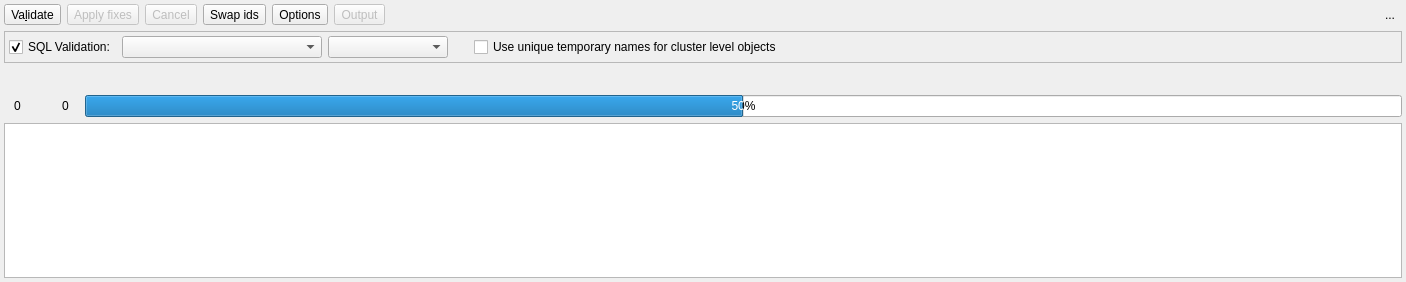
First picture: the form in libs/libgui/ui/tools/modelvalidationwidget.ui, repository pgmodeler/pgmodeler, before the edit.
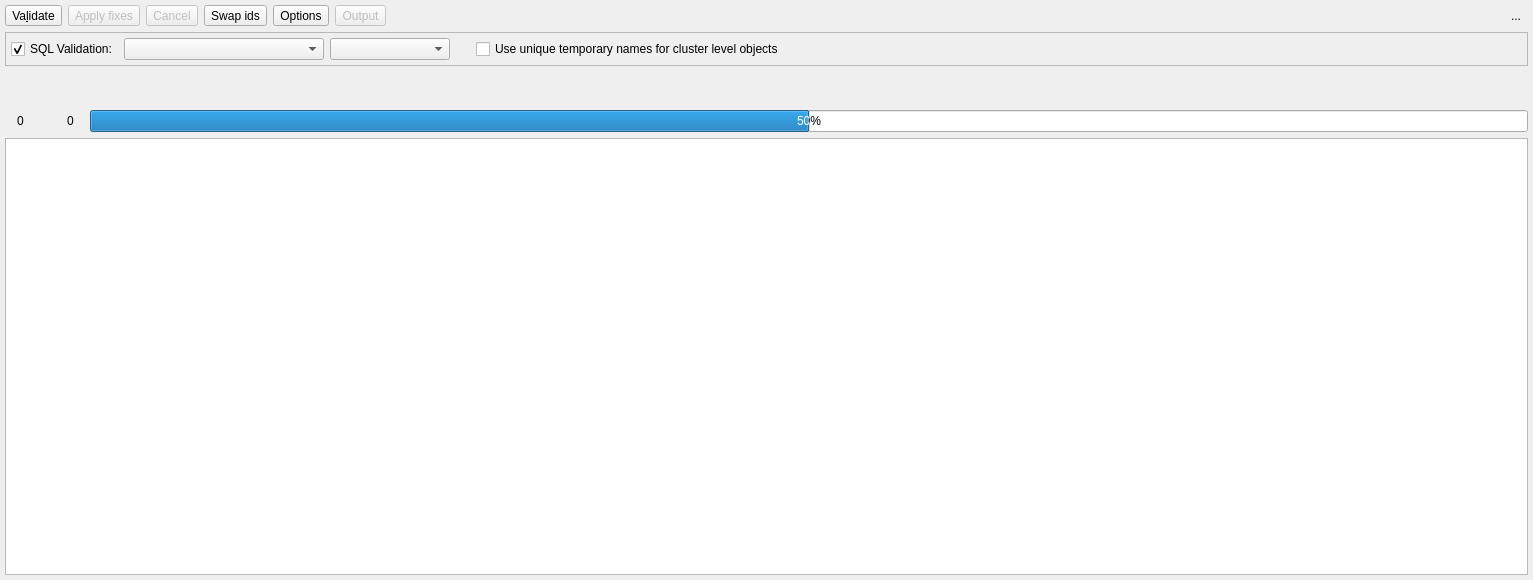
Second picture: the form after the edit. Icons and pictures are not drawn.

Commit message: Several layout margins/spacing adjustment in ui files

Patch:
```diff
--- a/libs/libgui/ui/tools/modelvalidationwidget.ui
+++ b/libs/libgui/ui/tools/modelvalidationwidget.ui
@@ -6,8 +6,8 @@
    <rect>
     <x>0</x>
     <y>0</y>
-    <width>1406</width>
-    <height>282</height>
+    <width>1533</width>
+    <height>580</height>
    </rect>
   </property>
   <property name="sizePolicy">
@@ -31,20 +31,164 @@
   <property name="windowTitle">
    <string>Form</string>
   </property>
-  <layout class="QGridLayout" name="gridLayout">
+  <layout class="QVBoxLayout" name="verticalLayout">
    <property name="leftMargin">
-    <number>4</number>
+    <number>5</number>
    </property>
    <property name="topMargin">
-    <number>4</number>
+    <number>5</number>
    </property>
    <property name="rightMargin">
-    <number>4</number>
+    <number>5</number>
    </property>
    <property name="bottomMargin">
-    <number>4</number>
+    <number>5</number>
    </property>
-   <item row="0" column="4">
+   <item>
+    <layout class="QHBoxLayout" name="horizontalLayout_4">
+     <item>
+      <layout class="QHBoxLayout" name="horizontalLayout_3">
+       <item>
+        <widget class="QToolButton" name="validate_btn">
+         <property name="sizePolicy">
+          <sizepolicy hsizetype="Preferred" vsizetype="Preferred">
+           <horstretch>0</horstretch>
+           <verstretch>0</verstretch>
+          </sizepolicy>
+         </property>
+         <property name="text">
+          <string>Va&amp;lidate</string>
+         </property>
+         <property name="icon">
+          <iconset resource="../../res/resources.qrc">
+           <normaloff>:/icons/icons/validation.png</normaloff>:/icons/icons/validation.png</iconset>
+         </property>
+         <property name="iconSize">
+          <size>
+           <width>32</width>
+           <height>32</height>
+          </size>
+         </property>
+         <property name="toolButtonStyle">
+          <enum>Qt::ToolButtonTextBesideIcon</enum>
+         </property>
+         <property name="autoRaise">
+          <bool>false</bool>
+         </property>
+        </widget>
+       </item>
+       <item>
+        <widget class="QToolButton" name="fix_btn">
+         <property name="enabled">
+          <bool>false</bool>
+         </property>
+         <property name="sizePolicy">
+          <sizepolicy hsizetype="Preferred" vsizetype="Preferred">
+           <horstretch>0</horstretch>
+           <verstretch>0</verstretch>
+          </sizepolicy>
+         </property>
+         <property name="toolTip">
+          <string>Try to resolve the reported issues.</string>
+         </property>
+         <property name="text">
+          <string>Apply fixes</string>
+         </property>
+         <property name="icon">
+          <iconset resource="../../res/resources.qrc">
+           <normaloff>:/icons/icons/fixobject.png</normaloff>:/icons/icons/fixobject.png</iconset>
+         </property>
+         <property name="iconSize">
+          <size>
+           <width>32</width>
+           <height>32</height>
+          </size>
+         </property>
+         <property name="shortcut">
+          <string>Ctrl+S</string>
+         </property>
+         <property name="toolButtonStyle">
+          <enum>Qt::ToolButtonTextBesideIcon</enum>
+         </property>
+         <property name="autoRaise">
+          <bool>false</bool>
+         </property>
+         <property name="arrowType">
+          <enum>Qt::NoArrow</enum>
+         </property>
+        </widget>
+       </item>
+       <item>
+        <widget class="QToolButton" name="cancel_btn">
+         <property name="enabled">
+          <bool>false</bool>
+         </property>
+         <property name="sizePolicy">
+          <sizepolicy hsizetype="Preferred" vsizetype="Preferred">
+           <horstretch>0</horstretch>
+           <verstretch>0</verstretch>
+          </sizepolicy>
+         </property>
+         <property name="toolTip">
+          <string>Cancel the SQL validation in progress.</string>
+         </property>
+         <property name="text">
+          <string>Cancel</string>
+         </property>
+         <property name="icon">
+          <iconset resource="../../res/resources.qrc">
+           <normaloff>:/icons/icons/cancel.png</normaloff>:/icons/icons/cancel.png</iconset>
+         </property>
+         <property name="iconSize">
+          <size>
+           <width>32</width>
+           <height>32</height>
+          </size>
+         </property>
+         <property name="shortcut">
+          <string>Esc</string>
+         </property>
+         <property name="toolButtonStyle">
+          <enum>Qt::ToolButtonTextBesideIcon</enum>
+         </property>
+         <property name="autoRaise">
+          <bool>false</bool>
+         </property>
+        </widget>
+       </item>
+       <item>
+        <widget class="QToolButton" name="swap_ids_btn">
+         <property name="sizePolicy">
+          <sizepolicy hsizetype="Preferred" vsizetype="Preferred">
+           <horstretch>0</horstretch>
+           <verstretch>0</verstretch>
+          </sizepolicy>
+         </property>
+         <property name="toolTip">
+          <string>Change the creation order for two objects by swapping their ids</string>
+         </property>
+         <property name="text">
+          <string>Swap ids</string>
+         </property>
+         <property name="icon">
+          <iconset resource="../../res/resources.qrc">
+           <normaloff>:/icons/icons/swapobjs.png</normaloff>:/icons/icons/swapobjs.png</iconset>
+         </property>
+         <property name="iconSize">
+          <size>
+           <width>32</width>
+           <height>32</height>
+          </size>
+         </property>
+         <property name="toolButtonStyle">
+          <enum>Qt::ToolButtonTextBesideIcon</enum>
+         </property>
+         <property name="autoRaise">
+          <bool>false</bool>
+         </property>
+        </widget>
+       </item>
+       <item>
     <widget class="QToolButton" name="options_btn">
      <property name="enabled">
       <bool>true</bool>
@@ -82,13 +226,13 @@
      </property>
     </widget>
    </item>
-   <item row="0" column="5" colspan="2">
+       <item>
     <widget class="QToolButton" name="output_btn">
      <property name="enabled">
       <bool>false</bool>
      </property>
      <property name="sizePolicy">
-      <sizepolicy hsizetype="Preferred" vsizetype="Preferred">
+          <sizepolicy hsizetype="Fixed" vsizetype="Preferred">
        <horstretch>0</horstretch>
        <verstretch>0</verstretch>
       </sizepolicy>
@@ -123,7 +267,9 @@
      </property>
     </widget>
    </item>
-   <item row="0" column="7">
+      </layout>
+     </item>
+     <item>
     <spacer name="horizontalSpacer">
      <property name="orientation">
       <enum>Qt::Horizontal</enum>
@@ -136,43 +282,7 @@
      </property>
     </spacer>
    </item>
-   <item row="3" column="0" colspan="13">
-    <widget class="QTreeWidget" name="output_trw">
-     <property name="editTriggers">
-      <set>QAbstractItemView::DoubleClicked|QAbstractItemView::EditKeyPressed</set>
-     </property>
-     <property name="alternatingRowColors">
-      <bool>true</bool>
-     </property>
-     <property name="selectionMode">
-      <enum>QAbstractItemView::SingleSelection</enum>
-     </property>
-     <property name="selectionBehavior">
-      <enum>QAbstractItemView::SelectRows</enum>
-     </property>
-     <property name="iconSize">
-      <size>
-       <width>28</width>
-       <height>28</height>
-      </size>
-     </property>
-     <property name="indentation">
-      <number>20</number>
-     </property>
-     <property name="uniformRowHeights">
-      <bool>true</bool>
-     </property>
-     <attribute name="headerVisible">
-      <bool>false</bool>
-     </attribute>
-     <column>
-      <property name="text">
-       <string/>
-      </property>
-     </column>
-    </widget>
-   </item>
-   <item row="0" column="12">
+     <item>
     <widget class="QToolButton" name="hide_tb">
      <property name="toolTip">
       <string>Hide this widget</string>
@@ -195,224 +305,9 @@
      </property>
     </widget>
    </item>
-   <item row="2" column="0" colspan="13">
-    <widget class="QWidget" name="prog_info_wgt" native="true">
-     <property name="minimumSize">
-      <size>
-       <width>0</width>
-       <height>0</height>
-      </size>
-     </property>
-     <layout class="QGridLayout" name="gridLayout_3">
-      <property name="leftMargin">
-       <number>0</number>
-      </property>
-      <property name="topMargin">
-       <number>0</number>
-      </property>
-      <property name="rightMargin">
-       <number>0</number>
-      </property>
-      <property name="bottomMargin">
-       <number>0</number>
-      </property>
-      <item row="1" column="0">
-       <layout class="QHBoxLayout" name="horizontalLayout_2">
-        <property name="spacing">
-         <number>3</number>
-        </property>
-        <property name="rightMargin">
-         <number>10</number>
-        </property>
-        <item>
-         <widget class="QLabel" name="warn_lbl">
-          <property name="sizePolicy">
-           <sizepolicy hsizetype="Fixed" vsizetype="Fixed">
-            <horstretch>0</horstretch>
-            <verstretch>0</verstretch>
-           </sizepolicy>
-          </property>
-          <property name="maximumSize">
-           <size>
-            <width>32</width>
-            <height>32</height>
-           </size>
-          </property>
-          <property name="toolTip">
-           <string>Warnings: does not prevents model to be saved.</string>
-          </property>
-          <property name="text">
-           <string/>
-          </property>
-          <property name="textFormat">
-           <enum>Qt::AutoText</enum>
-          </property>
-          <property name="pixmap">
-           <pixmap resource="../../res/resources.qrc">:/icons/icons/alert.png</pixmap>
-          </property>
-          <property name="scaledContents">
-           <bool>true</bool>
-          </property>
-         </widget>
-        </item>
-        <item>
-         <widget class="QLabel" name="warn_count_lbl">
-          <property name="sizePolicy">
-           <sizepolicy hsizetype="Preferred" vsizetype="Fixed">
-            <horstretch>0</horstretch>
-            <verstretch>0</verstretch>
-           </sizepolicy>
-          </property>
-          <property name="text">
-           <string>0</string>
-          </property>
-          <property name="indent">
-           <number>0</number>
-          </property>
-         </widget>
-        </item>
-       </layout>
-      </item>
-      <item row="1" column="2">
-       <widget class="QProgressBar" name="validation_prog_pb">
-        <property name="sizePolicy">
-         <sizepolicy hsizetype="Expanding" vsizetype="Fixed">
-          <horstretch>0</horstretch>
-          <verstretch>0</verstretch>
-         </sizepolicy>
-        </property>
-        <property name="minimumSize">
-         <size>
-          <width>0</width>
-          <height>0</height>
-         </size>
-        </property>
-        <property name="value">
-         <number>50</number>
-        </property>
-        <property name="invertedAppearance">
-         <bool>false</bool>
-        </property>
-       </widget>
-      </item>
-      <item row="1" column="1">
-       <layout class="QHBoxLayout" name="horizontalLayout">
-        <property name="spacing">
-         <number>3</number>
-        </property>
-        <property name="rightMargin">
-         <number>10</number>
-        </property>
+    </layout>
+   </item>
         <item>
-         <widget class="QLabel" name="error_lbl">
-          <property name="sizePolicy">
-           <sizepolicy hsizetype="Fixed" vsizetype="Fixed">
-            <horstretch>0</horstretch>
-            <verstretch>0</verstretch>
-           </sizepolicy>
-          </property>
-          <property name="minimumSize">
-           <size>
-            <width>22</width>
-            <height>22</height>
-           </size>
-          </property>
-          <property name="maximumSize">
-           <size>
-            <width>32</width>
-            <height>32</height>
-           </size>
-          </property>
-          <property name="toolTip">
-           <string>Errors: model will not be saved while there are validation errors.</string>
-          </property>
-          <property name="text">
-           <string/>
-          </property>
-          <property name="pixmap">
-           <pixmap resource="../../res/resources.qrc">:/icons/icons/error.png</pixmap>
-          </property>
-          <property name="scaledContents">
-           <bool>true</bool>
-          </property>
-          <property name="indent">
-           <number>0</number>
-          </property>
-         </widget>
-        </item>
-        <item>
-         <widget class="QLabel" name="error_count_lbl">
-          <property name="sizePolicy">
-           <sizepolicy hsizetype="Preferred" vsizetype="Fixed">
-            <horstretch>0</horstretch>
-            <verstretch>0</verstretch>
-           </sizepolicy>
-          </property>
-          <property name="toolTip">
-           <string/>
-          </property>
-          <property name="text">
-           <string>0</string>
-          </property>
-          <property name="indent">
-           <number>0</number>
-          </property>
-         </widget>
-        </item>
-       </layout>
-      </item>
-      <item row="0" column="0" colspan="3">
-       <layout class="QHBoxLayout" name="horizontalLayout_5">
-        <item>
-         <widget class="QLabel" name="ico_lbl">
-          <property name="sizePolicy">
-           <sizepolicy hsizetype="Fixed" vsizetype="Fixed">
-            <horstretch>0</horstretch>
-            <verstretch>0</verstretch>
-           </sizepolicy>
-          </property>
-          <property name="minimumSize">
-           <size>
-            <width>20</width>
-            <height>20</height>
-           </size>
-          </property>
-          <property name="maximumSize">
-           <size>
-            <width>20</width>
-            <height>20</height>
-           </size>
-          </property>
-          <property name="text">
-           <string/>
-          </property>
-          <property name="scaledContents">
-           <bool>true</bool>
-          </property>
-         </widget>
-        </item>
-        <item>
-         <widget class="QLabel" name="object_lbl">
-          <property name="sizePolicy">
-           <sizepolicy hsizetype="Expanding" vsizetype="Fixed">
-            <horstretch>0</horstretch>
-            <verstretch>0</verstretch>
-           </sizepolicy>
-          </property>
-          <property name="text">
-           <string/>
-          </property>
-          <property name="indent">
-           <number>5</number>
-          </property>
-         </widget>
-        </item>
-       </layout>
-      </item>
-     </layout>
-    </widget>
-   </item>
-   <item row="1" column="0" colspan="13">
     <widget class="QFrame" name="options_frm">
      <property name="sizePolicy">
       <sizepolicy hsizetype="Preferred" vsizetype="Preferred">
@@ -434,16 +329,16 @@
      </property>
      <layout class="QGridLayout" name="gridLayout_2">
       <property name="leftMargin">
-       <number>4</number>
+       <number>5</number>
       </property>
       <property name="topMargin">
-       <number>4</number>
+       <number>5</number>
       </property>
       <property name="rightMargin">
-       <number>4</number>
+       <number>5</number>
       </property>
       <property name="bottomMargin">
-       <number>4</number>
+       <number>5</number>
       </property>
       <item row="0" column="5">
        <widget class="QCheckBox" name="use_tmp_names_chk">
@@ -586,144 +481,257 @@
      </layout>
     </widget>
    </item>
-   <item row="0" column="3">
-    <widget class="QToolButton" name="swap_ids_btn">
+   <item>
+    <widget class="QWidget" name="prog_info_wgt" native="true">
+     <property name="minimumSize">
+      <size>
+       <width>0</width>
+       <height>0</height>
+      </size>
+     </property>
+     <layout class="QGridLayout" name="gridLayout_3">
+      <property name="leftMargin">
+       <number>0</number>
+      </property>
+      <property name="topMargin">
+       <number>0</number>
+      </property>
+      <property name="rightMargin">
+       <number>0</number>
+      </property>
+      <property name="bottomMargin">
+       <number>0</number>
+      </property>
+      <item row="1" column="0">
+       <layout class="QHBoxLayout" name="horizontalLayout_2">
+        <property name="spacing">
+         <number>5</number>
+        </property>
+        <property name="rightMargin">
+         <number>10</number>
+        </property>
+        <item>
+         <widget class="QLabel" name="warn_lbl">
      <property name="sizePolicy">
-      <sizepolicy hsizetype="Preferred" vsizetype="Preferred">
+           <sizepolicy hsizetype="Fixed" vsizetype="Fixed">
        <horstretch>0</horstretch>
        <verstretch>0</verstretch>
       </sizepolicy>
      </property>
+          <property name="maximumSize">
+           <size>
+            <width>32</width>
+            <height>32</height>
+           </size>
+          </property>
      <property name="toolTip">
-      <string>Change the creation order for two objects by swapping their ids</string>
+           <string>Warnings: does not prevents model to be saved.</string>
      </property>
      <property name="text">
-      <string>Swap ids</string>
-     </property>
-     <property name="icon">
-      <iconset resource="../../res/resources.qrc">
-       <normaloff>:/icons/icons/swapobjs.png</normaloff>:/icons/icons/swapobjs.png</iconset>
-     </property>
-     <property name="iconSize">
+           <string/>
+          </property>
+          <property name="textFormat">
+           <enum>Qt::AutoText</enum>
+          </property>
+          <property name="pixmap">
+           <pixmap resource="../../res/resources.qrc">:/icons/icons/alert.png</pixmap>
+          </property>
+          <property name="scaledContents">
+           <bool>true</bool>
+          </property>
+         </widget>
+        </item>
+        <item>
+         <widget class="QLabel" name="warn_count_lbl">
+          <property name="sizePolicy">
+           <sizepolicy hsizetype="Preferred" vsizetype="Fixed">
+            <horstretch>0</horstretch>
+            <verstretch>0</verstretch>
+           </sizepolicy>
+          </property>
+          <property name="text">
+           <string>0</string>
+          </property>
+          <property name="indent">
+           <number>0</number>
+          </property>
+         </widget>
+        </item>
+       </layout>
+      </item>
+      <item row="1" column="2">
+       <widget class="QProgressBar" name="validation_prog_pb">
+        <property name="sizePolicy">
+         <sizepolicy hsizetype="Expanding" vsizetype="Fixed">
+          <horstretch>0</horstretch>
+          <verstretch>0</verstretch>
+         </sizepolicy>
+        </property>
+        <property name="minimumSize">
       <size>
-       <width>32</width>
-       <height>32</height>
-      </size>
-     </property>
-     <property name="toolButtonStyle">
-      <enum>Qt::ToolButtonTextBesideIcon</enum>
-     </property>
-     <property name="autoRaise">
+          <width>0</width>
+          <height>0</height>
+         </size>
+        </property>
+        <property name="value">
+         <number>50</number>
+        </property>
+        <property name="invertedAppearance">
       <bool>false</bool>
      </property>
     </widget>
    </item>
-   <item row="0" column="0">
-    <widget class="QToolButton" name="validate_btn">
+      <item row="1" column="1">
+       <layout class="QHBoxLayout" name="horizontalLayout">
+        <property name="spacing">
+         <number>5</number>
+        </property>
+        <property name="rightMargin">
+         <number>10</number>
+        </property>
+        <item>
+         <widget class="QLabel" name="error_lbl">
      <property name="sizePolicy">
-      <sizepolicy hsizetype="Preferred" vsizetype="Preferred">
+           <sizepolicy hsizetype="Fixed" vsizetype="Fixed">
        <horstretch>0</horstretch>
        <verstretch>0</verstretch>
       </sizepolicy>
      </property>
-     <property name="text">
-      <string>Va&amp;lidate</string>
-     </property>
-     <property name="icon">
-      <iconset resource="../../res/resources.qrc">
-       <normaloff>:/icons/icons/validation.png</normaloff>:/icons/icons/validation.png</iconset>
-     </property>
-     <property name="iconSize">
+          <property name="minimumSize">
+           <size>
+            <width>22</width>
+            <height>22</height>
+           </size>
+          </property>
+          <property name="maximumSize">
       <size>
        <width>32</width>
        <height>32</height>
       </size>
      </property>
-     <property name="toolButtonStyle">
-      <enum>Qt::ToolButtonTextBesideIcon</enum>
-     </property>
-     <property name="autoRaise">
-      <bool>false</bool>
-     </property>
-    </widget>
-   </item>
-   <item row="0" column="2">
-    <widget class="QToolButton" name="cancel_btn">
-     <property name="enabled">
-      <bool>false</bool>
-     </property>
+          <property name="toolTip">
+           <string>Errors: model will not be saved while there are validation errors.</string>
+          </property>
+          <property name="text">
+           <string/>
+          </property>
+          <property name="pixmap">
+           <pixmap resource="../../res/resources.qrc">:/icons/icons/error.png</pixmap>
+          </property>
+          <property name="scaledContents">
+           <bool>true</bool>
+          </property>
+          <property name="indent">
+           <number>0</number>
+          </property>
+         </widget>
+        </item>
+        <item>
+         <widget class="QLabel" name="error_count_lbl">
      <property name="sizePolicy">
-      <sizepolicy hsizetype="Preferred" vsizetype="Preferred">
+           <sizepolicy hsizetype="Preferred" vsizetype="Fixed">
        <horstretch>0</horstretch>
        <verstretch>0</verstretch>
       </sizepolicy>
      </property>
      <property name="toolTip">
-      <string>Cancel the SQL validation in progress.</string>
+           <string/>
      </property>
      <property name="text">
-      <string>Cancel</string>
-     </property>
-     <property name="icon">
-      <iconset resource="../../res/resources.qrc">
-       <normaloff>:/icons/icons/error.png</normaloff>:/icons/icons/error.png</iconset>
-     </property>
-     <property name="iconSize">
+           <string>0</string>
+          </property>
+          <property name="indent">
+           <number>0</number>
+          </property>
+         </widget>
+        </item>
+       </layout>
+      </item>
+      <item row="0" column="0" colspan="3">
+       <layout class="QHBoxLayout" name="horizontalLayout_5">
+        <item>
+         <widget class="QLabel" name="ico_lbl">
+          <property name="sizePolicy">
+           <sizepolicy hsizetype="Fixed" vsizetype="Fixed">
+            <horstretch>0</horstretch>
+            <verstretch>0</verstretch>
+           </sizepolicy>
+          </property>
+          <property name="minimumSize">
       <size>
        <width>32</width>
        <height>32</height>
       </size>
      </property>
-     <property name="shortcut">
-      <string>Esc</string>
-     </property>
-     <property name="toolButtonStyle">
-      <enum>Qt::ToolButtonTextBesideIcon</enum>
-     </property>
-     <property name="autoRaise">
-      <bool>false</bool>
+          <property name="maximumSize">
+           <size>
+            <width>32</width>
+            <height>32</height>
+           </size>
+          </property>
+          <property name="text">
+           <string/>
+          </property>
+          <property name="scaledContents">
+           <bool>true</bool>
      </property>
     </widget>
    </item>
-   <item row="0" column="1">
-    <widget class="QToolButton" name="fix_btn">
-     <property name="enabled">
-      <bool>false</bool>
-     </property>
+        <item>
+         <widget class="QLabel" name="object_lbl">
      <property name="sizePolicy">
-      <sizepolicy hsizetype="Preferred" vsizetype="Preferred">
+           <sizepolicy hsizetype="Expanding" vsizetype="Fixed">
        <horstretch>0</horstretch>
        <verstretch>0</verstretch>
       </sizepolicy>
      </property>
-     <property name="toolTip">
-      <string>Try to resolve the reported issues.</string>
-     </property>
      <property name="text">
-      <string>Apply fixes</string>
-     </property>
-     <property name="icon">
-      <iconset resource="../../res/resources.qrc">
-       <normaloff>:/icons/icons/fixobject.png</normaloff>:/icons/icons/fixobject.png</iconset>
-     </property>
+           <string/>
+          </property>
+          <property name="indent">
+           <number>5</number>
+          </property>
+         </widget>
+        </item>
+       </layout>
+      </item>
+     </layout>
+    </widget>
+   </item>
+   <item>
+    <widget class="QTreeWidget" name="output_trw">
+     <property name="editTriggers">
+      <set>QAbstractItemView::DoubleClicked|QAbstractItemView::EditKeyPressed</set>
+     </property>
+     <property name="alternatingRowColors">
+      <bool>true</bool>
+     </property>
+     <property name="selectionMode">
+      <enum>QAbstractItemView::SingleSelection</enum>
+     </property>
+     <property name="selectionBehavior">
+      <enum>QAbstractItemView::SelectRows</enum>
+     </property>
      <property name="iconSize">
       <size>
-       <width>32</width>
-       <height>32</height>
+       <width>28</width>
+       <height>28</height>
       </size>
      </property>
-     <property name="shortcut">
-      <string>Ctrl+S</string>
+     <property name="indentation">
+      <number>20</number>
      </property>
-     <property name="toolButtonStyle">
-      <enum>Qt::ToolButtonTextBesideIcon</enum>
+     <property name="uniformRowHeights">
+      <bool>true</bool>
      </property>
-     <property name="autoRaise">
+     <attribute name="headerVisible">
       <bool>false</bool>
-     </property>
-     <property name="arrowType">
-      <enum>Qt::NoArrow</enum>
-     </property>
+     </attribute>
+     <column>
+      <property name="text">
+       <string/>
+      </property>
+     </column>
     </widget>
    </item>
   </layout>
```
Left out of the diff: 1 changed line with no effect on the pictures. Lines whose indentation alone changed are shown as unchanged. The commit also changes 53 other files.
